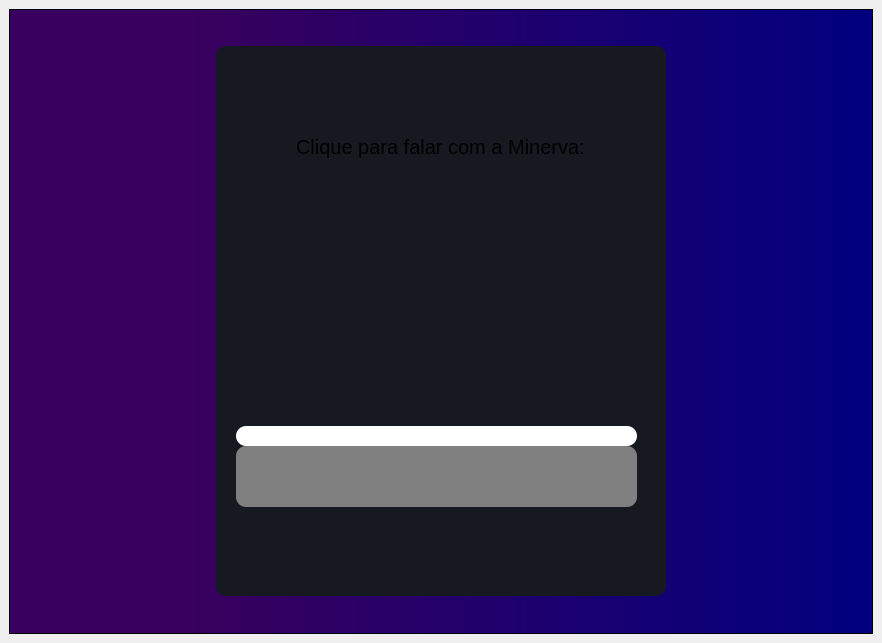
The window that testes/_TESTE/untitled.ui (FariasMarina/Minerva) describes before a commit, drawn with Qt 5.
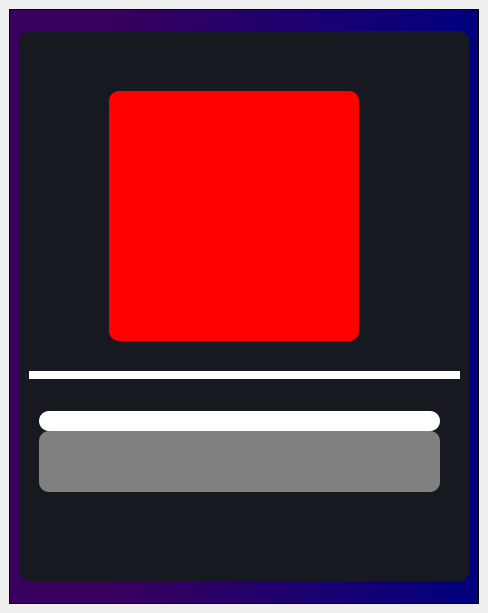
The same window after the commit. Icons and pictures are not drawn.

Diff of the .ui file:
```diff
--- a/testes/_TESTE/untitled.ui
+++ b/testes/_TESTE/untitled.ui
@@ -6,8 +6,8 @@
    <rect>
     <x>0</x>
     <y>0</y>
-    <width>882</width>
-    <height>643</height>
+    <width>488</width>
+    <height>613</height>
    </rect>
   </property>
   <property name="windowTitle">
@@ -51,27 +51,11 @@
          <property name="frameShadow">
           <enum>QFrame::Raised</enum>
          </property>
-         <widget class="QLabel" name="label">
-          <property name="geometry">
-           <rect>
-            <x>80</x>
-            <y>80</y>
-            <width>341</width>
-            <height>41</height>
-           </rect>
-          </property>
-          <property name="styleSheet">
-           <string notr="true">font-size:20px;</string>
-          </property>
-          <property name="text">
-           <string>Clique para falar com a Minerva:</string>
-          </property>
-         </widget>
          <widget class="QPushButton" name="pushButton">
           <property name="geometry">
            <rect>
-            <x>100</x>
-            <y>180</y>
+            <x>90</x>
+            <y>60</y>
             <width>250</width>
             <height>250</height>
            </rect>
@@ -89,7 +73,7 @@
            </size>
           </property>
           <property name="styleSheet">
-           <string notr="true">background-image: url(:/microfone/microfone.png);</string>
+           <string notr="true">background-color: red;</string>
           </property>
           <property name="text">
            <string/>
@@ -107,6 +91,9 @@
           <property name="styleSheet">
            <string notr="true">background-color:gray;</string>
           </property>
+          <property name="sortingEnabled">
+           <bool>false</bool>
+          </property>
          </widget>
          <widget class="QLineEdit" name="lineEdit">
           <property name="geometry">
@@ -121,6 +108,41 @@
            <string notr="true">background-color:white</string>
           </property>
          </widget>
+         <widget class="QLabel" name="label_2">
+          <property name="geometry">
+           <rect>
+            <x>60</x>
+            <y>470</y>
+            <width>341</width>
+            <height>71</height>
+           </rect>
+          </property>
+          <property name="layoutDirection">
+           <enum>Qt::LeftToRight</enum>
+          </property>
+          <property name="styleSheet">
+           <string notr="true">color: white</string>
+          </property>
+          <property name="text">
+           <string/>
+          </property>
+         </widget>
+         <widget class="Line" name="line">
+          <property name="geometry">
+           <rect>
+            <x>10</x>
+            <y>340</y>
+            <width>431</width>
+            <height>8</height>
+           </rect>
+          </property>
+          <property name="styleSheet">
+           <string notr="true">background-color: white; border-radius: 2 px</string>
+          </property>
+          <property name="orientation">
+           <enum>Qt::Horizontal</enum>
+          </property>
+         </widget>
         </widget>
        </item>
       </layout>
```
Left out of the diff: 2 changed lines with no effect on the pictures.
